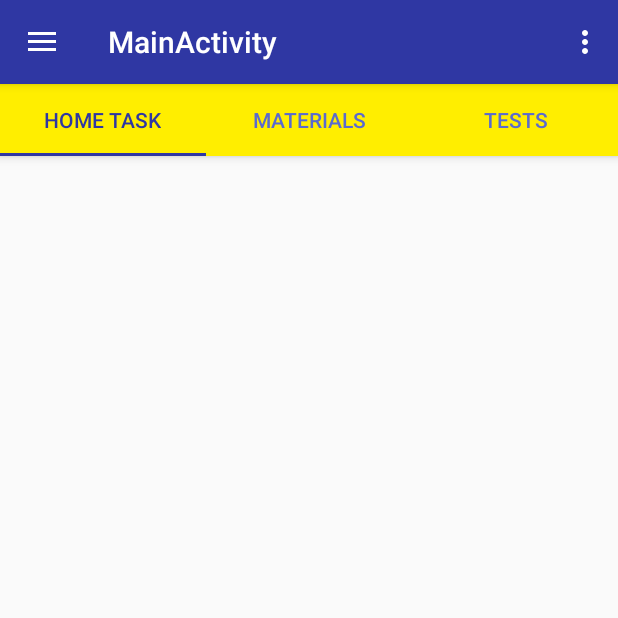
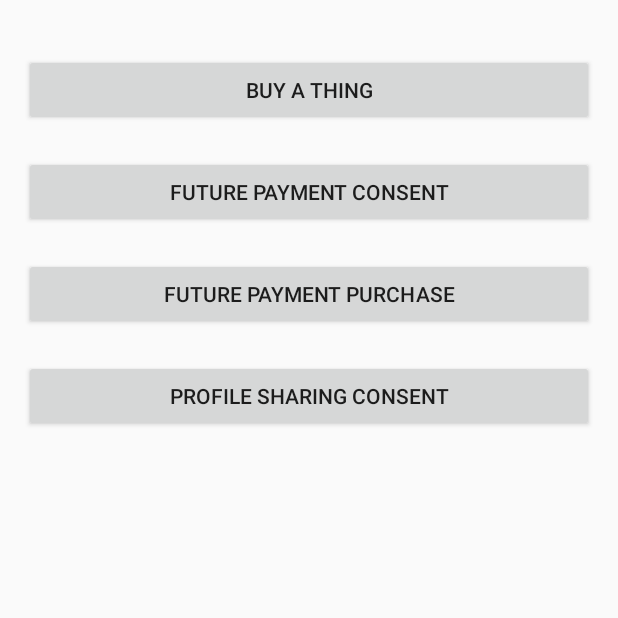
Before and after one commit to kboskin/QALightAndroidApplication, an Android app: the fragment HomeTaskFragment placed in its activity, in the side drawer, after a tap on "Payment", on a phone screen of 412 x 824 dp, the top half of it. Run offline under Robolectric (Android 15) with nearby library versions, the phone set to English and light mode, and no system bars; libraries missing offline, so code that uses them is left out: com.alamkanak.weekview, com.paypal.android; 7 statements that could not run were skipped.

Commit message:
All fragments are working in basic level with rv's. Added payment prototype

```diff
--- a/app/build.gradle
+++ b/app/build.gradle
@@ -61,5 +61,9 @@ dependencies {
 
     // sexy button to use in payments or whatever https://android-arsenal.com/details/1/4503
     // another one for social elements (maybe we will use it) https://android-arsenal.com/details/1/3876
+
+    //paypall
+    compile 'com.paypal.sdk:paypal-android-sdk:2.15.3'
+
     testCompile 'junit:junit:4.12'
 }
--- a/app/src/main/java/com/example/hp/qalightandroidapp/activities/MainActivity.java
+++ b/app/src/main/java/com/example/hp/qalightandroidapp/activities/MainActivity.java
@@ -107,6 +107,8 @@ public class MainActivity extends AppCompatActivity implements NavigationView.On
         } else if (id == R.id.nav_notifications) {
 
         } else if (id == R.id.nav_payment) {
+            Intent i = new Intent(MainActivity.this, PaymentActivity.class);
+            startActivity(i);
 
         } else if (id == R.id.nav_motivation) {
             motivationsFragment = new MotivationsFragment();
@@ -135,7 +137,6 @@ public class MainActivity extends AppCompatActivity implements NavigationView.On
         finish();
     }
     private void setStatusBarColor()
-
     {
         if (Build.VERSION.SDK_INT >= Build.VERSION_CODES.LOLLIPOP) {
             Window window = getWindow();
@@ -148,9 +149,9 @@ public class MainActivity extends AppCompatActivity implements NavigationView.On
         // frgmcont has strong reference because we always replace it exactly
         getSupportFragmentManager().beginTransaction().replace(R.id.frgmCont, fragment).commit();
     }
-    private void setDefaultFragment(Bundle savedInsatnceState)
+    private void setDefaultFragment(Bundle savedInstanceState)
     {
-        if (savedInsatnceState == null)
+        if (savedInstanceState == null)
         {
             calendarFragment = new CalendarFragment();
             replaceWithFragment(calendarFragment);
--- /dev/null
+++ b/app/src/main/java/com/example/hp/qalightandroidapp/activities/PaymentActivity.java
@@ -0,0 +1,314 @@
+package com.example.hp.qalightandroidapp.activities;
+
+
+import android.app.Activity;
+import android.content.Intent;
+import android.os.Bundle;
+import android.util.Log;
+import android.view.View;
+import android.widget.TextView;
+import android.widget.Toast;
+
+import com.example.hp.qalightandroidapp.R;
+import com.paypal.android.sdk.payments.PayPalAuthorization;
+import com.paypal.android.sdk.payments.PayPalConfiguration;
+import com.paypal.android.sdk.payments.PayPalFuturePaymentActivity;
+import com.paypal.android.sdk.payments.PayPalItem;
+import com.paypal.android.sdk.payments.PayPalOAuthScopes;
+import com.paypal.android.sdk.payments.PayPalPayment;
+import com.paypal.android.sdk.payments.PayPalPaymentDetails;
+import com.paypal.android.sdk.payments.PayPalProfileSharingActivity;
+import com.paypal.android.sdk.payments.PayPalService;
+import com.paypal.android.sdk.payments.PaymentConfirmation;
+import com.paypal.android.sdk.payments.ShippingAddress;
+
+import org.json.JSONException;
+
+import java.math.BigDecimal;
+import java.util.Arrays;
+import java.util.HashSet;
+import java.util.Set;
+
+/**
+ *
+ * THIS FILE IS OVERWRITTEN BY `androidSDK/src/<general|partner>sampleAppJava.
+ * ANY UPDATES TO THIS FILE WILL BE REMOVED IN RELEASES.
+ *
+ * Basic sample using the SDK to make a payment or consent to future payments.
+ *
+ * For sample mobile backend interactions, see
+ * https://github.com/paypal/rest-api-sdk-python/tree/master/samples/mobile_backend
+ */
+public class PaymentActivity extends Activity {
+    private static final String TAG = "paymentExample";
+    /**
+     * - Set to PayPalConfiguration.ENVIRONMENT_PRODUCTION to move real money.
+     *
+     * - Set to PayPalConfiguration.ENVIRONMENT_SANDBOX to use your test credentials
+     * from https://developer.paypal.com
+     *
+     * - Set to PayPalConfiguration.ENVIRONMENT_NO_NETWORK to kick the tires
+     * without communicating to PayPal's servers.
+     */
+    private static final String CONFIG_ENVIRONMENT = PayPalConfiguration.ENVIRONMENT_SANDBOX;
+
+    // note that these credentials will differ between live & sandbox environments.
+    private static final String CONFIG_CLIENT_ID = "credentials from developer.paypal.com";
+
+    private static final int REQUEST_CODE_PAYMENT = 1;
+    private static final int REQUEST_CODE_FUTURE_PAYMENT = 2;
+    private static final int REQUEST_CODE_PROFILE_SHARING = 3;
+
+    private static PayPalConfiguration config = new PayPalConfiguration()
+            .environment(CONFIG_ENVIRONMENT)
+            .clientId(CONFIG_CLIENT_ID);
+            // The following are only used in PayPalFuturePaymentActivity.
+            //.merchantName("Example Merchant")
+            //.merchantPrivacyPolicyUri(Uri.parse("https://www.example.com/privacy"))
+            //.merchantUserAgreementUri(Uri.parse("https://www.example.com/legal"));
+
+    @Override
+    protected void onCreate(Bundle savedInstanceState) {
+        super.onCreate(savedInstanceState);
+        setContentView(R.layout.activity_payment);
+
+        Intent intent = new Intent(this, PayPalService.class);
+        intent.putExtra(PayPalService.EXTRA_PAYPAL_CONFIGURATION, config);
+        startService(intent);
+    }
+
+    public void onBuyPressed(View pressed) {
+        /*
+         * PAYMENT_INTENT_SALE will cause the payment to complete immediately.
+         * Change PAYMENT_INTENT_SALE to
+         *   - PAYMENT_INTENT_AUTHORIZE to only authorize payment and capture funds later.
+         *   - PAYMENT_INTENT_ORDER to create a payment for authorization and capture
+         *     later via calls from your server.
+         *
+         * Also, to include additional payment details and an item list, see getStuffToBuy() below.
+         */
+        PayPalPayment thingToBuy = getThingToBuy(PayPalPayment.PAYMENT_INTENT_SALE);
+
+        /*
+         * See getStuffToBuy(..) for examples of some available payment options.
+         */
+
+        Intent intent = new Intent(PaymentActivity.this, com.paypal.android.sdk.payments.PaymentActivity.class);
+
+        // send the same configuration for restart resiliency
+        intent.putExtra(PayPalService.EXTRA_PAYPAL_CONFIGURATION, config);
+
+        intent.putExtra(com.paypal.android.sdk.payments.PaymentActivity.EXTRA_PAYMENT, thingToBuy);
+
+        startActivityForResult(intent, REQUEST_CODE_PAYMENT);
+    }
+
+    private PayPalPayment getThingToBuy(String paymentIntent) {
+        return new PayPalPayment(new BigDecimal("0.01"), "USD", "sample item",
+                paymentIntent);
+    }
+
+    /*
+     * This method shows use of optional payment details and item list.
+     */
+    private PayPalPayment getStuffToBuy(String paymentIntent) {
+        //--- include an item list, payment amount details
+        PayPalItem[] items =
+                {
+                        new PayPalItem("sample item #1", 2, new BigDecimal("87.50"), "USD",
+                                "sku-12345678"),
+                        new PayPalItem("free sample item #2", 1, new BigDecimal("0.00"),
+                                "USD", "sku-zero-price"),
+                        new PayPalItem("sample item #3 with a longer name", 6, new BigDecimal("37.99"),
+                                "USD", "sku-33333")
+                };
+        BigDecimal subtotal = PayPalItem.getItemTotal(items);
+        BigDecimal shipping = new BigDecimal("7.21");
+        BigDecimal tax = new BigDecimal("4.67");
+        PayPalPaymentDetails paymentDetails = new PayPalPaymentDetails(shipping, subtotal, tax);
+        BigDecimal amount = subtotal.add(shipping).add(tax);
+        PayPalPayment payment = new PayPalPayment(amount, "USD", "sample item", paymentIntent);
+        payment.items(items).paymentDetails(paymentDetails);
+
+        //--- set other optional fields like invoice_number, custom field, and soft_descriptor
+        payment.custom("This is text that will be associated with the payment that the app can use.");
+
+        return payment;
+    }
+
+    /*
+     * Add app-provided shipping address to payment
+     */
+    private void addAppProvidedShippingAddress(PayPalPayment paypalPayment) {
+        ShippingAddress shippingAddress =
+                new ShippingAddress().recipientName("Mom Parker").line1("52 North Main St.")
+                        .city("Austin").state("TX").postalCode("78729").countryCode("US");
+        paypalPayment.providedShippingAddress(shippingAddress);
+    }
+
+    /*
+     * Enable retrieval of shipping addresses from buyer's PayPal account
+     */
+    private void enableShippingAddressRetrieval(PayPalPayment paypalPayment, boolean enable) {
+        paypalPayment.enablePayPalShippingAddressesRetrieval(enable);
+    }
+
+    public void onFuturePaymentPressed(View pressed) {
+        Intent intent = new Intent(PaymentActivity.this, PayPalFuturePaymentActivity.class);
+
+        // send the same configuration for restart resiliency
+        intent.putExtra(PayPalService.EXTRA_PAYPAL_CONFIGURATION, config);
+
+        startActivityForResult(intent, REQUEST_CODE_FUTURE_PAYMENT);
+    }
+
+    public void onProfileSharingPressed(View pressed) {
+        Intent intent = new Intent(PaymentActivity.this, PayPalProfileSharingActivity.class);
+
+        // send the same configuration for restart resiliency
+        intent.putExtra(PayPalService.EXTRA_PAYPAL_CONFIGURATION, config);
+
+        intent.putExtra(PayPalProfileSharingActivity.EXTRA_REQUESTED_SCOPES, getOauthScopes());
+
+        startActivityForResult(intent, REQUEST_CODE_PROFILE_SHARING);
+    }
+
+    private PayPalOAuthScopes getOauthScopes() {
+        /* create the set of required scopes
+         * Note: see https://developer.paypal.com/docs/integration/direct/identity/attributes/ for mapping between the
+         * attributes you select for this app in the PayPal developer portal and the scopes required here.
+         */
+        Set<String> scopes = new HashSet<String>(
+                Arrays.asList(PayPalOAuthScopes.PAYPAL_SCOPE_EMAIL, PayPalOAuthScopes.PAYPAL_SCOPE_ADDRESS) );
+        return new PayPalOAuthScopes(scopes);
+    }
+
+    protected void displayResultText(String result) {
+        ((TextView)findViewById(R.id.txtResult)).setText("Result : " + result);
+        Toast.makeText(
+                getApplicationContext(),
+                result, Toast.LENGTH_LONG)
+                .show();
+    }
+
+    @Override
+    protected void onActivityResult(int requestCode, int resultCode, Intent data) {
+        if (requestCode == REQUEST_CODE_PAYMENT) {
+            if (resultCode == Activity.RESULT_OK) {
+                PaymentConfirmation confirm =
+                        data.getParcelableExtra(com.paypal.android.sdk.payments.PaymentActivity.EXTRA_RESULT_CONFIRMATION);
+                if (confirm != null) {
+                    try {
+                        Log.i(TAG, confirm.toJSONObject().toString(4));
+                        Log.i(TAG, confirm.getPayment().toJSONObject().toString(4));
+                        /**
+                         *  TODO: send 'confirm' (and possibly confirm.getPayment() to your server for verification
+                         * or consent completion.
+                         * See https://developer.paypal.com/webapps/developer/docs/integration/mobile/verify-mobile-payment/
+                         * for more details.
+                         *
+                         * For sample mobile backend interactions, see
+                         * https://github.com/paypal/rest-api-sdk-python/tree/master/samples/mobile_backend
+                         */
+                        displayResultText("PaymentConfirmation info received from PayPal");
+
+
+                    } catch (JSONException e) {
+                        Log.e(TAG, "an extremely unlikely failure occurred: ", e);
+                    }
+                }
+            } else if (resultCode == Activity.RESULT_CANCELED) {
+                Log.i(TAG, "The user canceled.");
+            } else if (resultCode == com.paypal.android.sdk.payments.PaymentActivity.RESULT_EXTRAS_INVALID) {
+                Log.i(
+                        TAG,
+                        "An invalid Payment or PayPalConfiguration was submitted. Please see the docs.");
+            }
+        } else if (requestCode == REQUEST_CODE_FUTURE_PAYMENT) {
+            if (resultCode == Activity.RESULT_OK) {
+                PayPalAuthorization auth =
+                        data.getParcelableExtra(PayPalFuturePaymentActivity.EXTRA_RESULT_AUTHORIZATION);
+                if (auth != null) {
+                    try {
+                        Log.i("FuturePaymentExample", auth.toJSONObject().toString(4));
+
+                        String authorization_code = auth.getAuthorizationCode();
+                        Log.i("FuturePaymentExample", authorization_code);
+
+                        sendAuthorizationToServer(auth);
+                        displayResultText("Future Payment code received from PayPal");
+
+                    } catch (JSONException e) {
+                        Log.e("FuturePaymentExample", "an extremely unlikely failure occurred: ", e);
+                    }
+                }
+            } else if (resultCode == Activity.RESULT_CANCELED) {
+                Log.i("FuturePaymentExample", "The user canceled.");
+            } else if (resultCode == PayPalFuturePaymentActivity.RESULT_EXTRAS_INVALID) {
+                Log.i(
+                        "FuturePaymentExample",
+                        "Probably the attempt to previously start the PayPalService had an invalid PayPalConfiguration. Please see the docs.");
+            }
+        } else if (requestCode == REQUEST_CODE_PROFILE_SHARING) {
+            if (resultCode == Activity.RESULT_OK) {
+                PayPalAuthorization auth =
+                        data.getParcelableExtra(PayPalProfileSharingActivity.EXTRA_RESULT_AUTHORIZATION);
+                if (auth != null) {
+                    try {
+                        Log.i("ProfileSharingExample", auth.toJSONObject().toString(4));
+
+                        String authorization_code = auth.getAuthorizationCode();
+                        Log.i("ProfileSharingExample", authorization_code);
+
+                        sendAuthorizationToServer(auth);
+                        displayResultText("Profile Sharing code received from PayPal");
+
+                    } catch (JSONException e) {
+                        Log.e("ProfileSharingExample", "an extremely unlikely failure occurred: ", e);
+                    }
+                }
+            } else if (resultCode == Activity.RESULT_CANCELED) {
+                Log.i("ProfileSharingExample", "The user canceled.");
+            } else if (resultCode == PayPalFuturePaymentActivity.RESULT_EXTRAS_INVALID) {
+                Log.i(
+                        "ProfileSharingExample",
+                        "Probably the attempt to previously start the PayPalService had an invalid PayPalConfiguration. Please see the docs.");
+            }
+        }
+    }
+
+    private void sendAuthorizationToServer(PayPalAuthorization authorization) {
+
+        /**
+         * TODO: Send the authorization response to your server, where it can
+         * exchange the authorization code for OAuth access and refresh tokens.
+         *
+         * Your server must then store these tokens, so that your server code
+         * can execute payments for this user in the future.
+         *
+         * A more complete example that includes the required app-server to
+         * PayPal-server integration is available from
+         * https://github.com/paypal/rest-api-sdk-python/tree/master/samples/mobile_backend
+         */
+
+    }
+
+    public void onFuturePaymentPurchasePressed(View pressed) {
+        // Get the Client Metadata ID from the SDK
+        String metadataId = PayPalConfiguration.getClientMetadataId(this);
+
+        Log.i("FuturePaymentExample", "Client Metadata ID: " + metadataId);
+
+        // TODO: Send metadataId and transaction details to your server for processing with
+        // PayPal...
+        displayResultText("Client Metadata Id received from SDK");
+    }
+
+    @Override
+    public void onDestroy() {
+        // Stop service when done
+        stopService(new Intent(this, PayPalService.class));
+        super.onDestroy();
+    }
+
+}
--- a/app/src/main/java/com/example/hp/qalightandroidapp/fragments/materialsandtests/hometask/HomeTaskFragment.java
+++ b/app/src/main/java/com/example/hp/qalightandroidapp/fragments/materialsandtests/hometask/HomeTaskFragment.java
@@ -2,16 +2,27 @@ package com.example.hp.qalightandroidapp.fragments.materialsandtests.hometask;
 
 import android.os.Bundle;
 import android.support.v4.app.Fragment;
+import android.support.v7.widget.LinearLayoutManager;
 import android.support.v7.widget.RecyclerView;
 import android.view.LayoutInflater;
 import android.view.View;
 import android.view.ViewGroup;
 
 import com.example.hp.qalightandroidapp.R;
+import com.example.hp.qalightandroidapp.fragments.materialsandtests.hometask.recyclerviewhometask.ModelHomeTask;
+import com.example.hp.qalightandroidapp.fragments.materialsandtests.hometask.recyclerviewhometask.ModelHomeTaskAdapter;
+
+import java.util.ArrayList;
+import java.util.List;
 
 public class HomeTaskFragment extends Fragment {
 
+
+    private List<ModelHomeTask> modelHomeTaskList;
     private RecyclerView recyclerView;
+    private ModelHomeTaskAdapter mAdapter;
+    private LinearLayoutManager mLayoutManager;
+
     //private MyCustomAdapter adapter;
 
     public HomeTaskFragment()
@@ -28,7 +39,32 @@ public class HomeTaskFragment extends Fragment {
     public View onCreateView(LayoutInflater inflater, ViewGroup container,
                              Bundle savedInstanceState) {
         // Inflate the layout for this fragment
-        return inflater.inflate(R.layout.fragment_home_task, container, false);
+        View view = inflater.inflate(R.layout.fragment_home_task, container, false);
+
+        modelHomeTaskList = new ArrayList<ModelHomeTask>();
+
+        recyclerView = (RecyclerView)view.findViewById(R.id.fragment_materials_fragment_home_task_recycler_view);
+        mLayoutManager = new LinearLayoutManager(this.getActivity());
+        recyclerView.setLayoutManager(mLayoutManager);
+
+        mAdapter = new ModelHomeTaskAdapter(getData());
+        recyclerView.setAdapter(mAdapter);
+
+        return view;
+    }
+
+    private ArrayList<ModelHomeTask> getData()
+    {
+        // get here some data using OKHTTP3
+
+        modelHomeTaskList.add(new ModelHomeTask("What should evety tester know", "From 02/06/19"));
+        modelHomeTaskList.add(new ModelHomeTask("What should evety tester know", "From 02/06/19"));
+        modelHomeTaskList.add(new ModelHomeTask("What should evety tester know", "From 02/06/19"));
+        modelHomeTaskList.add(new ModelHomeTask("What should evety tester know", "From 02/06/19"));
+        modelHomeTaskList.add(new ModelHomeTask("What should evety tester know", "From 02/06/19"));
+        modelHomeTaskList.add(new ModelHomeTask("What should evety tester know", "From 02/06/19"));
+
+        return (ArrayList<ModelHomeTask>) modelHomeTaskList;
     }
 
 }
--- /dev/null
+++ b/app/src/main/java/com/example/hp/qalightandroidapp/fragments/materialsandtests/hometask/recyclerviewhometask/ModelHomeTask.java
@@ -0,0 +1,32 @@
+package com.example.hp.qalightandroidapp.fragments.materialsandtests.hometask.recyclerviewhometask;
+
+/**
+ * Created by hp on 014 14.09.2017.
+ */
+
+public class ModelHomeTask {
+    private String title;
+    private String description;
+
+    public ModelHomeTask(String title, String description)
+    {
+        this.title = title;
+        this.description = description;
+    }
+
+    public String getDescription() {
+        return description;
+    }
+
+    public String getTitle() {
+        return title;
+    }
+
+    public void setTitle(String title) {
+        this.title = title;
+    }
+
+    public void setDescription(String description) {
+        this.description = description;
+    }
+}
--- /dev/null
+++ b/app/src/main/java/com/example/hp/qalightandroidapp/fragments/materialsandtests/hometask/recyclerviewhometask/ModelHomeTaskAdapter.java
@@ -0,0 +1,46 @@
+package com.example.hp.qalightandroidapp.fragments.materialsandtests.hometask.recyclerviewhometask;
+
+import android.support.v7.widget.RecyclerView;
+import android.view.LayoutInflater;
+import android.view.View;
+import android.view.ViewGroup;
+
+import com.example.hp.qalightandroidapp.R;
+
+import java.util.List;
+
+/**
+ * Created by hp on 014 14.09.2017.
+ */
+
+public class ModelHomeTaskAdapter extends RecyclerView.Adapter<ModelHomeTaskViewHolder> {
+    private List<ModelHomeTask> modelHomeTaskList;
+
+
+    @Override
+    public ModelHomeTaskViewHolder onCreateViewHolder(ViewGroup parent, int viewType) {
+        View itemView = LayoutInflater.from(parent.getContext())
+                .inflate(R.layout.home_task_fragment_card_view, parent, false);
+
+
+        return new ModelHomeTaskViewHolder(itemView);
+    }
+
+    @Override
+    public void onBindViewHolder(ModelHomeTaskViewHolder holder, int position) {
+        ModelHomeTask modelHomeTask = modelHomeTaskList.get(position);
+
+        holder.textViewTitle.setText(modelHomeTask.getTitle());
+        holder.textViewDescription.setText(modelHomeTask.getDescription());
+    }
+
+
+    @Override
+    public int getItemCount() {
+        return modelHomeTaskList.size();
+    }
+
+    public ModelHomeTaskAdapter(List<ModelHomeTask> modelHomeTaskList) {
+        this.modelHomeTaskList = modelHomeTaskList;
+    }
+}
--- /dev/null
+++ b/app/src/main/java/com/example/hp/qalightandroidapp/fragments/materialsandtests/hometask/recyclerviewhometask/ModelHomeTaskViewHolder.java
@@ -0,0 +1,31 @@
+package com.example.hp.qalightandroidapp.fragments.materialsandtests.hometask.recyclerviewhometask;
+
+import android.support.v7.widget.RecyclerView;
+import android.text.method.LinkMovementMethod;
+import android.view.View;
+import android.widget.TextView;
+
+import com.example.hp.qalightandroidapp.R;
+
+/**
+ * Created by hp on 014 14.09.2017.
+ */
+
+public class ModelHomeTaskViewHolder extends RecyclerView.ViewHolder {
+    public TextView textViewTitle;
+    public TextView textViewDescription;
+
+
+    public ModelHomeTaskViewHolder(View itemView) {
+        super(itemView);
+
+
+        textViewTitle = (TextView) itemView.findViewById(R.id.card_view_home_task_title);
+
+        textViewDescription = (TextView) itemView.findViewById(R.id.card_view_home_task_description);
+
+        textViewDescription.setMovementMethod(LinkMovementMethod.getInstance());
+        // set here link as param
+        //textViewDescription.setTextColor(getResources().getColor(R.color.colorGray));
+    }
+}
--- /dev/null
+++ b/app/src/main/res/layout/activity_payment.xml
@@ -0,0 +1,58 @@
+<RelativeLayout xmlns:android="http://schemas.android.com/apk/res/android"
+    xmlns:tools="http://schemas.android.com/tools"
+    android:layout_width="match_parent"
+    android:layout_height="match_parent"
+    android:paddingBottom="@dimen/activity_vertical_margin"
+    android:paddingLeft="@dimen/activity_horizontal_margin"
+    android:paddingRight="@dimen/activity_horizontal_margin"
+    android:paddingTop="@dimen/activity_vertical_margin">
+
+    <LinearLayout
+        android:id="@+id/wrapper"
+        android:layout_width="match_parent"
+        android:layout_height="match_parent"
+        android:layout_alignParentRight="true"
+        android:layout_centerVertical="true"
+        android:orientation="vertical" >
+
+        <Button
+            android:id="@+id/buyItBtn"
+            android:layout_width="match_parent"
+            android:layout_height="wrap_content"
+            android:layout_marginTop="20dp"
+            android:onClick="onBuyPressed"
+            android:text="Buy a Thing" />
+
+        <Button
+            android:id="@+id/futurePaymentBtn"
+            android:layout_width="match_parent"
+            android:layout_height="wrap_content"
+            android:layout_marginTop="20dp"
+            android:onClick="onFuturePaymentPressed"
+            android:text="Future Payment Consent" />
+
+        <Button
+            android:id="@+id/futurePaymentPurchaseBtn"
+            android:layout_width="match_parent"
+            android:layout_height="wrap_content"
+            android:layout_marginTop="20dp"
+            android:onClick="onFuturePaymentPurchasePressed"
+            android:text="Future Payment Purchase" />
+
+        <Button
+            android:id="@+id/profileSharingBtn"
+            android:layout_width="match_parent"
+            android:layout_height="wrap_content"
+            android:layout_marginTop="20dp"
+            android:onClick="onProfileSharingPressed"
+            android:text="Profile Sharing Consent" />
+
+        <TextView
+            android:layout_width="wrap_content"
+            android:layout_height="wrap_content"
+            android:textAppearance="?android:attr/textAppearanceSmall"
+            android:text=""
+            android:id="@+id/txtResult" />
+    </LinearLayout>
+
+</RelativeLayout>
--- a/app/src/main/res/layout/fragment_home_task.xml
+++ b/app/src/main/res/layout/fragment_home_task.xml
@@ -3,4 +3,10 @@
     android:orientation="vertical" android:layout_width="match_parent"
     android:layout_height="match_parent">
 
+    <android.support.v7.widget.RecyclerView
+        android:layout_width="match_parent"
+        android:layout_height="wrap_content"
+        android:id="@+id/fragment_materials_fragment_home_task_recycler_view">
+    </android.support.v7.widget.RecyclerView>
+
 </LinearLayout>
--- a/app/src/main/res/values/strings.xml
+++ b/app/src/main/res/values/strings.xml
@@ -26,6 +26,7 @@
     <string name="home_task">Home Task</string>
     <string name="materials">Materials</string>
     <string name="tests">Tests</string>
+    <string name="title_activity_payment">PaymentActivity</string>
     <!--       From this point translate new strings!              -->
 
 </resources>
```
Also changed, not shown: app/src/main/AndroidManifest.xml (+9 -7 lines), app/src/main/res/layout/home_task_fragment_card_view.xml (added, +53 -0 lines), app/src/main/res/layout/tests_fragment_card_view.xml (added, +74 -0 lines).
